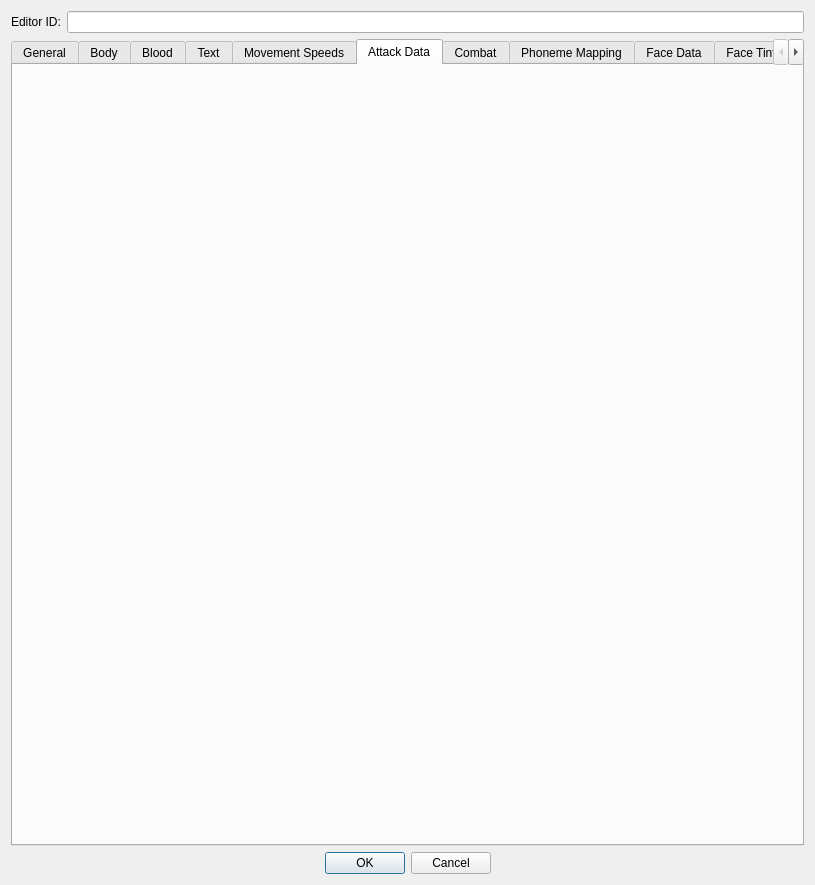
Before: the Qt Designer form native/src/DovahKit/ui/form_windows/race.ui in DavidJCobb/DovahKit, drawn with Qt 5.
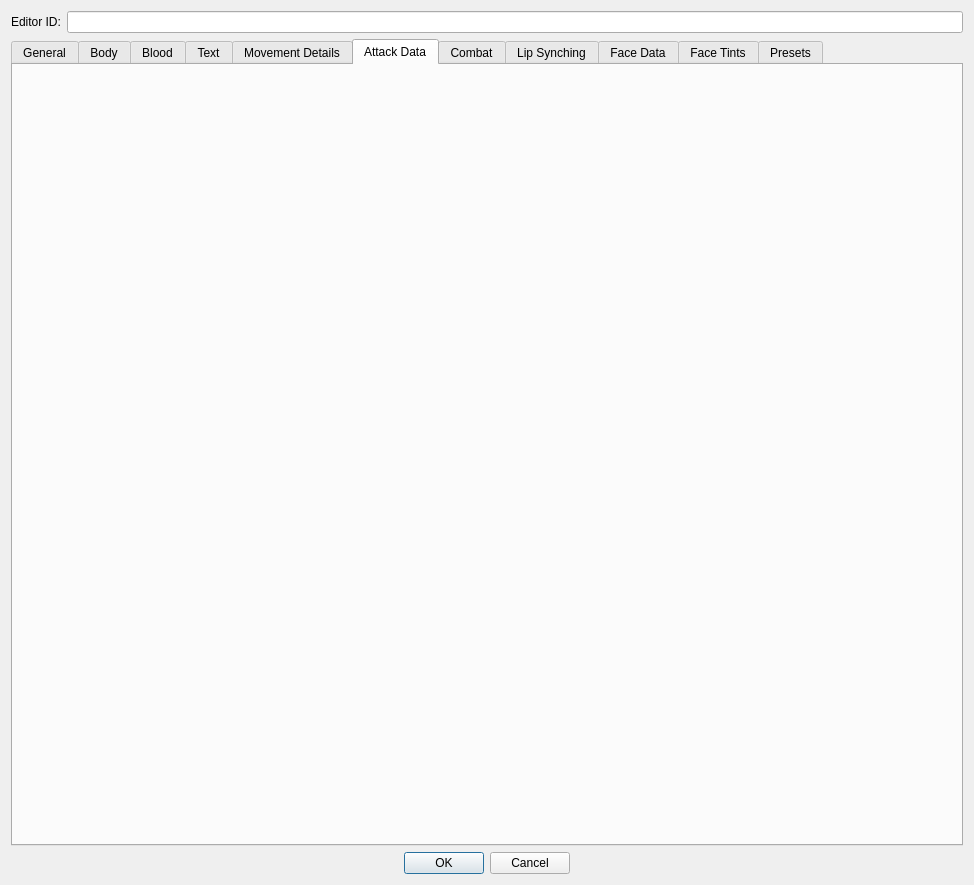
After: the same form once the commit is applied. The open tabs and pages were chosen to show the change. Custom widgets are drawn as their Qt base class.

```diff
--- a/native/src/DovahKit/ui/form_windows/race.ui
+++ b/native/src/DovahKit/ui/form_windows/race.ui
@@ -2,14 +2,6 @@
 <ui version="4.0">
  <class>FormDialogRace</class>
  <widget class="QDialog" name="FormDialogRace">
-  <property name="geometry">
-   <rect>
-    <x>0</x>
-    <y>0</y>
-    <width>766</width>
-    <height>867</height>
-   </rect>
-  </property>
   <property name="windowTitle">
    <string>Race</string>
   </property>
@@ -1651,7 +1643,7 @@
      </widget>
      <widget class="QWidget" name="tabMovement">
       <attribute name="title">
-       <string>Movement Speeds</string>
+       <string>Movement Details</string>
       </attribute>
       <layout class="QGridLayout" name="gridLayout_29" rowstretch="0,1,0,2">
        <item row="0" column="0">
@@ -2000,6 +1992,24 @@
       <attribute name="title">
        <string>Attack Data</string>
       </attribute>
+      <layout class="QGridLayout" name="gridLayout_23">
+       <item row="0" column="0">
+        <widget class="DKAttackDataWidget" name="attackData"/>
+       </item>
+       <item row="1" column="0">
+        <spacer name="verticalSpacer_17">
+         <property name="orientation">
+          <enum>Qt::Vertical</enum>
+         </property>
+         <property name="sizeHint" stdset="0">
+          <size>
+           <width>20</width>
+           <height>40</height>
+          </size>
+         </property>
+        </spacer>
+       </item>
+      </layout>
      </widget>
      <widget class="QWidget" name="tabCombat">
       <attribute name="title">
@@ -2213,7 +2223,7 @@
        <string>Skyrim uses FaceFX as middleware for lip synching during dialogue. FaceFX defines a hardcoded set of phonemes. In this tab, you can define a list of face morphs to be used for lip synching; and then, for each phoneme, you can assign a weight to each morph.</string>
       </property>
       <attribute name="title">
-       <string>Phoneme Mapping</string>
+       <string>Lip Synching</string>
       </attribute>
       <layout class="QGridLayout" name="gridLayout_33" rowstretch="0,0,0,0" columnstretch="1,1,1">
        <item row="0" column="0">
@@ -3149,6 +3159,11 @@
    <extends>QWidget</extends>
    <header>widgets/DKFormListPane.h</header>
   </customwidget>
+  <customwidget>
+   <class>DKAttackDataWidget</class>
+   <extends>QWidget</extends>
+   <header>widgets/DKAttackDataWidget.h</header>
+  </customwidget>
   <customwidget>
    <class>DKGameFilePicker</class>
    <extends>QWidget</extends>
```
Left out of the diff: 7 changed lines with no effect on the pictures.
